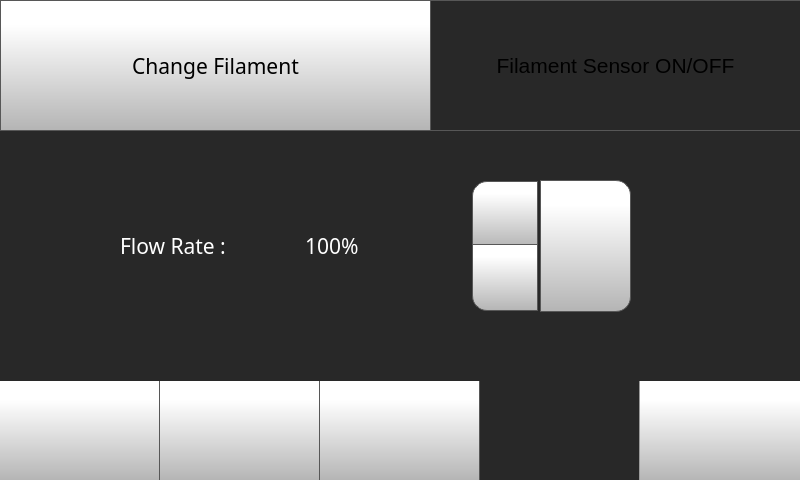
FracktalWorks/ControlCenter, file octoprint_ControlCenter/ui/control_screen/control_screen.ui: the form before one commit.
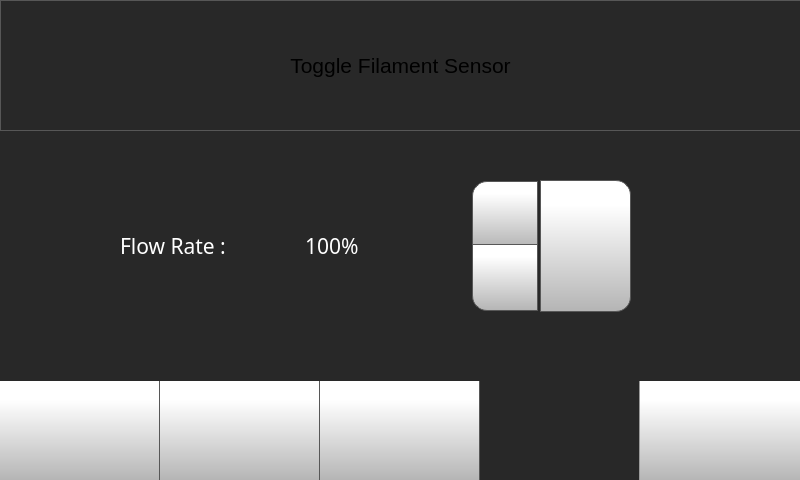
The form after the commit. Icons and pictures are not drawn.

Commit message:
Refactor filament change UI and update menu icon
Refactored the ChangeFilament widget for improved code clarity, signal management, and error handling. Removed the 'Change Filament' button from the control screen and updated the menu screen to use a new 'Filament / Nozzle' icon and label. Added the new filamentNozzleMenuIcon.png resource and registered it in the resource file.

```diff
--- a/octoprint_ControlCenter/ui/control_screen/control_screen.ui
+++ b/octoprint_ControlCenter/ui/control_screen/control_screen.ui
@@ -2847,72 +2847,15 @@
       <string>Flow Rate :</string>
      </property>
     </widget>
-    <widget class="QToolButton" name="changeFilamentButton">
-     <property name="geometry">
-      <rect>
-       <x>0</x>
-       <y>10</y>
-       <width>431</width>
-       <height>131</height>
-      </rect>
-     </property>
-     <property name="font">
-      <font>
-       <family>Gotham</family>
-       <pointsize>16</pointsize>
-      </font>
-     </property>
-     <property name="styleSheet">
-      <string notr="true">QToolButton  {
-     border: 1px solid rgb(87, 87, 87);
-	background-color: qlineargradient(spread:pad, x1:0, y1:1, x2:0, y2:0.188, stop:0 rgba(180, 180, 180, 255), stop:1 rgba(255, 255, 255, 255));
-
-
-}
-
-QToolButton :pressed {
-    background-color: qlineargradient(x1: 0, y1: 0, x2: 0, y2: 1,
-                                      stop: 0 #dadbde, stop: 1 #f6f7fa);
-}
-
-QToolButton :flat {
-    border: none; /* no border for a flat push button */
-}
-
-QToolButton :default {
-    border-color: navy; /* make the default button prominent */
-}
-
-QToolButton :focus {
-	outline: none;
-}</string>
-     </property>
-     <property name="text">
-      <string>Change Filament</string>
-     </property>
-     <property name="icon">
-      <iconset resource="../resources/resource.qrc">
-       <normaloff>:/Icons/img/icons/changeFilament.png</normaloff>:/Icons/img/icons/changeFilament.png</iconset>
-     </property>
-     <property name="iconSize">
-      <size>
-       <width>70</width>
-       <height>70</height>
-      </size>
-     </property>
-     <property name="toolButtonStyle">
-      <enum>Qt::ToolButtonTextUnderIcon</enum>
-     </property>
-    </widget>
     <widget class="QToolButton" name="toggleFilamentSensorButton">
      <property name="enabled">
       <bool>true</bool>
      </property>
      <property name="geometry">
       <rect>
-       <x>430</x>
+       <x>0</x>
        <y>10</y>
-       <width>371</width>
+       <width>801</width>
        <height>131</height>
       </rect>
      </property>
@@ -2953,7 +2896,7 @@
             }</string>
      </property>
      <property name="text">
-      <string>Filament Sensor ON/OFF</string>
+      <string>Toggle Filament Sensor</string>
      </property>
      <property name="icon">
       <iconset resource="../resources/resource.qrc">
```
Left out of the diff: 1 changed line with no effect on the pictures. The commit also changes 5 other files.
